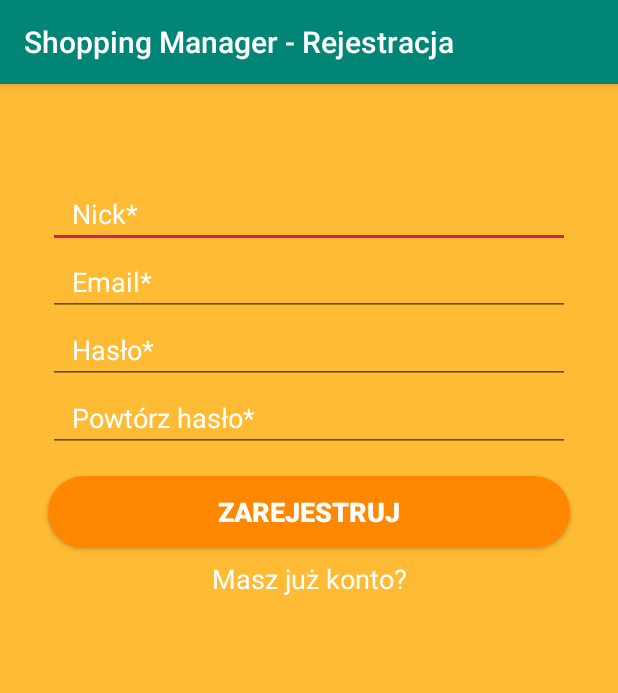
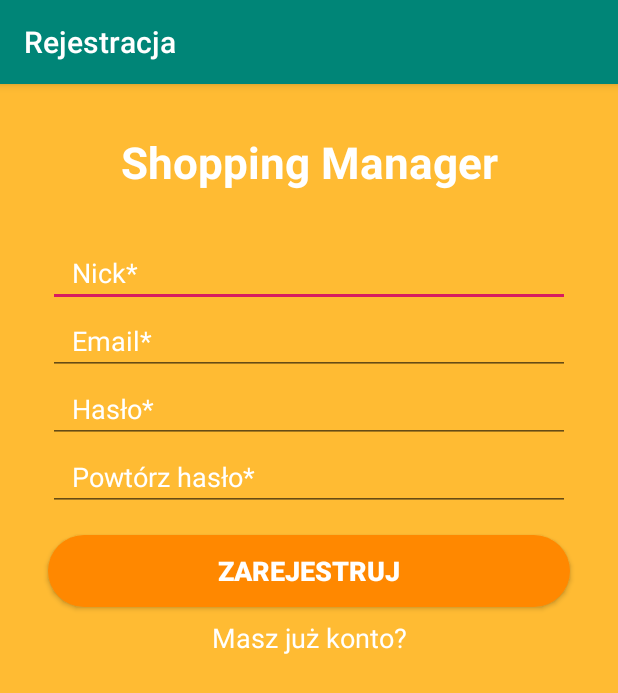
Before and after one commit to Rafi6677/Shopping-Manager---Android, an Android app: the screen it shows after launch (RegistrationActivity), on a phone screen of 412 x 824 dp. Shown: the top 693 px of the screen. Run offline under Robolectric (Android 15) with nearby library versions, the phone set to English and light mode, and no system bars; our stand-ins replace Firebase (no records; nobody signed in at launch, a user with empty details on screens opened directly); libraries missing offline, so code that uses them is left out: com.xwray.groupie; 4 statements that could not run were skipped.

Commit message:
Menu in ShoppingListActivity, improved layout

```diff
--- a/app/src/main/java/com/example/shoppingmanager/activities/registerlogin/LoginActivity.kt
+++ b/app/src/main/java/com/example/shoppingmanager/activities/registerlogin/LoginActivity.kt
@@ -15,7 +15,7 @@ class LoginActivity : AppCompatActivity() {
         super.onCreate(savedInstanceState)
         setContentView(R.layout.activity_login)
 
-        supportActionBar?.title = "Shopping Manager - Logowanie"
+        supportActionBar?.title = "Logowanie"
 
         login_Button.setOnClickListener {
             performLogin()
@@ -35,9 +35,13 @@ class LoginActivity : AppCompatActivity() {
             return
         }
 
+        Toast.makeText(this, "Logowanie...", Toast.LENGTH_SHORT)
+            .show()
+
         FirebaseAuth.getInstance().signInWithEmailAndPassword(email, password)
             .addOnCompleteListener {
                 if (!it.isSuccessful) return@addOnCompleteListener
+
                 val intent = Intent(this, ShoppingListsActivity::class.java)
                 intent.flags = Intent.FLAG_ACTIVITY_CLEAR_TASK.or(Intent.FLAG_ACTIVITY_NEW_TASK)
                 startActivity(intent)
--- a/app/src/main/java/com/example/shoppingmanager/activities/registerlogin/RegistrationActivity.kt
+++ b/app/src/main/java/com/example/shoppingmanager/activities/registerlogin/RegistrationActivity.kt
@@ -17,7 +17,7 @@ class RegistrationActivity : AppCompatActivity() {
         super.onCreate(savedInstanceState)
         setContentView(R.layout.activity_registration)
 
-        supportActionBar?.title = "Shopping Manager - Rejestracja"
+        supportActionBar?.title = "Rejestracja"
 
         registerUser_Button.setOnClickListener {
             performRegistration()
@@ -67,6 +67,9 @@ class RegistrationActivity : AppCompatActivity() {
 
         ref.setValue(user)
             .addOnSuccessListener {
+                Toast.makeText(this, "Rejestrowanie użytkownika...", Toast.LENGTH_SHORT)
+                    .show()
+
                 val intent = Intent(this, ShoppingListsActivity::class.java)
                 intent.flags = Intent.FLAG_ACTIVITY_CLEAR_TASK.or(Intent.FLAG_ACTIVITY_NEW_TASK)
                 startActivity(intent)
--- a/app/src/main/java/com/example/shoppingmanager/activities/shopping/ShoppingListsActivity.kt
+++ b/app/src/main/java/com/example/shoppingmanager/activities/shopping/ShoppingListsActivity.kt
@@ -3,6 +3,10 @@ package com.example.shoppingmanager.activities.shopping
 import android.content.Intent
 import android.support.v7.app.AppCompatActivity
 import android.os.Bundle
+import android.support.v7.app.AlertDialog
+import android.text.Html
+import android.view.Menu
+import android.view.MenuItem
 import com.example.shoppingmanager.R
 import com.example.shoppingmanager.activities.registerlogin.RegistrationActivity
 import com.example.shoppingmanager.models.ShoppingList
@@ -42,6 +46,29 @@ class ShoppingListsActivity : AppCompatActivity() {
         showData()
     }
 
+    override fun onCreateOptionsMenu(menu: Menu?): Boolean {
+        menuInflater.inflate(R.menu.menu_shopping_lists, menu)
+
+        return super.onCreateOptionsMenu(menu)
+    }
+
+    override fun onOptionsItemSelected(item: MenuItem?): Boolean {
+        when (item?.itemId) {
+            R.id.menuSettings -> {
+                /*val intent = Intent(this, NewMessageActivity::class.java)
+                startActivity(intent)*/
+            }
+            R.id.menuSignOut -> {
+                FirebaseAuth.getInstance().signOut()
+                val intent = Intent(this, RegistrationActivity::class.java)
+                intent.flags = Intent.FLAG_ACTIVITY_CLEAR_TASK.or(Intent.FLAG_ACTIVITY_NEW_TASK)
+                startActivity(intent)
+            }
+        }
+
+        return super.onOptionsItemSelected(item)
+    }
+
     private fun verifyUserIsLoggedIn() {
         val uid = FirebaseAuth.getInstance().uid
         if (uid == null) {
@@ -66,17 +93,30 @@ class ShoppingListsActivity : AppCompatActivity() {
     }
 
     private fun showData() {
-
         val date = Date()
         val formatter = SimpleDateFormat("dd-MM-yyyy")
         val dateText: String = formatter.format(date)
 
-        currentDate_TextView.text = "Dziś jest:\n$dateText"
+        val dateInfo = "Dziś jest:\n<b>$dateText</b>"
+        currentDate_TextView.text = Html.fromHtml(dateInfo)
 
         val uid = FirebaseAuth.getInstance().uid
-        val ref = FirebaseDatabase.getInstance().getReference("/shopping-lists/$uid")
 
-        ref.addListenerForSingleValueEvent(object: ValueEventListener {
+        val userRef = FirebaseDatabase.getInstance().getReference("/users/$uid")
+
+        userRef.addListenerForSingleValueEvent(object: ValueEventListener {
+            override fun onDataChange(p0: DataSnapshot) {
+                currentUser = p0.getValue(User::class.java)
+                val userInfo = "Zalogowano:\n<b>${currentUser!!.username}</b>"
+                currentUser_TextView.text = Html.fromHtml(userInfo)
+            }
+
+            override fun onCancelled(p0: DatabaseError) {}
+        })
+
+        val shoppingRef = FirebaseDatabase.getInstance().getReference("/shopping-lists/$uid")
+
+        shoppingRef.addListenerForSingleValueEvent(object: ValueEventListener {
             override fun onDataChange(p0: DataSnapshot) {
                 p0.children.forEach {
                     val shoppingList = it.getValue(ShoppingList::class.java)
@@ -101,4 +141,17 @@ class ShoppingListsActivity : AppCompatActivity() {
 
         shoppingLists_RecyclerView.adapter = shoppingListsAdapter
     }
+
+    override fun onBackPressed() {
+        super.onBackPressed()
+
+        val dialog = AlertDialog.Builder(this)
+        dialog.setTitle("UWAGA!")
+            .setMessage("Czy na pewno chcesz wyjść?")
+            .setPositiveButton("TAK") { _, _ ->
+                finish()
+            }
+            .setNegativeButton("NIE") { _, _ ->  }
+            .show()
+    }
 }
--- a/app/src/main/java/com/example/shoppingmanager/viewmodels/ShoppingListItem.kt
+++ b/app/src/main/java/com/example/shoppingmanager/viewmodels/ShoppingListItem.kt
@@ -1,5 +1,6 @@
 package com.example.shoppingmanager.viewmodels
 
+import android.text.Html
 import com.example.shoppingmanager.R
 import com.example.shoppingmanager.models.ShoppingList
 import com.xwray.groupie.Item
@@ -13,7 +14,9 @@ class ShoppingListItem(val shoppingList: ShoppingList): Item<ViewHolder>() {
         val formatter = SimpleDateFormat("dd-MM-yyyy HH:mm")
         val text: String = formatter.format(date)
 
-        viewHolder.itemView.shoppingListItem.text = "Lista z dnia: $text"
+        val shoppingListInfo = "Lista z dnia:\n<b>$text</b>"
+
+        viewHolder.itemView.shoppingListItem.text = Html.fromHtml(shoppingListInfo)
     }
 
     override fun getLayout(): Int {
--- /dev/null
+++ b/app/src/main/res/drawable/ic_log_out.xml
@@ -0,0 +1,5 @@
+<vector android:height="24dp" android:tint="#FFFFFF"
+    android:viewportHeight="24.0" android:viewportWidth="24.0"
+    android:width="24dp" xmlns:android="http://schemas.android.com/apk/res/android">
+    <path android:fillColor="#FF000000" android:pathData="M10.09,15.59L11.5,17l5,-5 -5,-5 -1.41,1.41L12.67,11H3v2h9.67l-2.58,2.59zM19,3H5c-1.11,0 -2,0.9 -2,2v4h2V5h14v14H5v-4H3v4c0,1.1 0.89,2 2,2h14c1.1,0 2,-0.9 2,-2V5c0,-1.1 -0.9,-2 -2,-2z"/>
+</vector>
--- /dev/null
+++ b/app/src/main/res/drawable/ic_settings.xml
@@ -0,0 +1,5 @@
+<vector android:height="24dp" android:tint="#FFFFFF"
+    android:viewportHeight="24.0" android:viewportWidth="24.0"
+    android:width="24dp" xmlns:android="http://schemas.android.com/apk/res/android">
+    <path android:fillColor="#FF000000" android:pathData="M19.43,12.98c0.04,-0.32 0.07,-0.64 0.07,-0.98s-0.03,-0.66 -0.07,-0.98l2.11,-1.65c0.19,-0.15 0.24,-0.42 0.12,-0.64l-2,-3.46c-0.12,-0.22 -0.39,-0.3 -0.61,-0.22l-2.49,1c-0.52,-0.4 -1.08,-0.73 -1.69,-0.98l-0.38,-2.65C14.46,2.18 14.25,2 14,2h-4c-0.25,0 -0.46,0.18 -0.49,0.42l-0.38,2.65c-0.61,0.25 -1.17,0.59 -1.69,0.98l-2.49,-1c-0.23,-0.09 -0.49,0 -0.61,0.22l-2,3.46c-0.13,0.22 -0.07,0.49 0.12,0.64l2.11,1.65c-0.04,0.32 -0.07,0.65 -0.07,0.98s0.03,0.66 0.07,0.98l-2.11,1.65c-0.19,0.15 -0.24,0.42 -0.12,0.64l2,3.46c0.12,0.22 0.39,0.3 0.61,0.22l2.49,-1c0.52,0.4 1.08,0.73 1.69,0.98l0.38,2.65c0.03,0.24 0.24,0.42 0.49,0.42h4c0.25,0 0.46,-0.18 0.49,-0.42l0.38,-2.65c0.61,-0.25 1.17,-0.59 1.69,-0.98l2.49,1c0.23,0.09 0.49,0 0.61,-0.22l2,-3.46c0.12,-0.22 0.07,-0.49 -0.12,-0.64l-2.11,-1.65zM12,15.5c-1.93,0 -3.5,-1.57 -3.5,-3.5s1.57,-3.5 3.5,-3.5 3.5,1.57 3.5,3.5 -1.57,3.5 -3.5,3.5z"/>
+</vector>
--- /dev/null
+++ b/app/src/main/res/drawable/rounded_textview_orange_dark.xml
@@ -0,0 +1,6 @@
+<?xml version="1.0" encoding="utf-8"?>
+<shape xmlns:android="http://schemas.android.com/apk/res/android"
+       android:shape="rectangle">
+    <solid android:color="@android:color/holo_orange_dark" />
+    <corners android:radius="10dp"/>
+</shape>
--- /dev/null
+++ b/app/src/main/res/drawable/rounded_textview_orange_light.xml
@@ -0,0 +1,6 @@
+<?xml version="1.0" encoding="utf-8"?>
+<shape xmlns:android="http://schemas.android.com/apk/res/android"
+       android:shape="rectangle">
+    <solid android:color="@android:color/holo_orange_light" />
+    <corners android:radius="10dp"/>
+</shape>
--- a/app/src/main/res/layout/activity_registration.xml
+++ b/app/src/main/res/layout/activity_registration.xml
@@ -69,8 +69,7 @@
                     android:textColor="@android:color/white"
                     android:textColorHint="@android:color/white"
                     app:layout_constraintHorizontal_bias="1.0"
-                    android:layout_marginTop="64dp"
-                    app:layout_constraintTop_toTopOf="parent"/>
+                    android:layout_marginTop="32dp" app:layout_constraintTop_toBottomOf="@+id/textView"/>
             <EditText
                     android:layout_width="0dp"
                     android:layout_height="wrap_content"
@@ -96,6 +95,18 @@
                     app:layout_constraintStart_toStartOf="@+id/registerUser_Button"
                     app:layout_constraintEnd_toEndOf="@+id/registerUser_Button" android:layout_marginBottom="16dp"
                     app:layout_constraintBottom_toBottomOf="parent"/>
+            <TextView
+                    android:text="Shopping Manager"
+                    android:layout_width="wrap_content"
+                    android:layout_height="wrap_content"
+                    android:textColor="@android:color/white"
+                    android:textStyle="bold"
+                    android:textSize="29sp"
+                    android:id="@+id/textView" app:layout_constraintStart_toStartOf="parent"
+                    android:layout_marginLeft="8dp" android:layout_marginStart="8dp"
+                    app:layout_constraintEnd_toEndOf="parent" android:layout_marginEnd="8dp"
+                    android:layout_marginRight="8dp" android:layout_marginTop="32dp"
+                    app:layout_constraintTop_toTopOf="parent"/>
         </android.support.constraint.ConstraintLayout>
     </ScrollView>
 
--- /dev/null
+++ b/app/src/main/res/menu/menu_shopping_lists.xml
@@ -0,0 +1,18 @@
+<?xml version="1.0" encoding="utf-8"?>
+<menu xmlns:android="http://schemas.android.com/apk/res/android"
+      xmlns:app="http://schemas.android.com/apk/res-auto">
+
+    <item
+            android:id="@+id/menuSettings"
+            android:title="Nowa wiadomość"
+            app:showAsAction="ifRoom"
+            android:icon="@drawable/ic_settings"
+    />
+
+    <item
+            android:id="@+id/menuSignOut"
+            android:title="Wyloguj się"
+            app:showAsAction="ifRoom"
+            android:icon="@drawable/ic_log_out"
+    />
+</menu>
```
Also changed, not shown: app/src/main/AndroidManifest.xml (+5 -5 lines), app/src/main/res/layout/activity_login.xml (+14 -3 lines), app/src/main/res/layout/activity_shopping_lists.xml (+42 -11 lines), app/src/main/res/layout/shopping_list_row.xml (+21 -10 lines), app/src/main/res/menu/menu_working_with_shopping_list.xml (deleted, +0 -9 lines).
